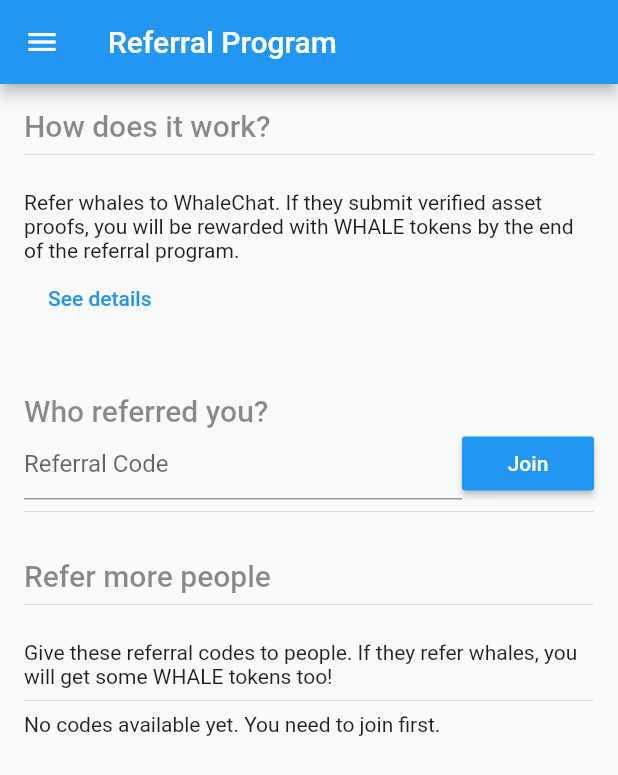
After one commit to fosgate29/whalechat-app, a Flutter app: the ReferralCodesScreen screen opened directly, on a phone screen of 412 x 824 dp. The commit adds this screen. Shown: the top 775 px of the screen. Run offline on Flutter 3.47's test engine with Material 2 defaults, Android fonts, the phone set to English and light mode, and no system bars; our stand-ins replace convert, decimal, faker, firebase_messaging, flutter_local_notifications, fluttertoast and 7 more; missing offline and left inert: flutter_sodium; accounts and stored records are empty; generated files the repository leaves out were written again; network calls fail.

Commit message:
version: 0.2.2

```diff
--- a/lib/screens/new_address_proof_screen_2.dart
+++ b/lib/screens/new_address_proof_screen_2.dart
@@ -168,7 +168,8 @@ Future parseAssetProofSignature(currency, signatureContents) async {
           msg = lines.sublist(1, lines.length - 5 + 1).join("\n");
           address = lines[lines.length - 3];
           sig = lines[lines.length - 2];
-          await AppState.instance.cryptoUtilsChannel.verifyBtc(sig, msg, address);
+          if (AppState.instance.storage.sandboxEnvironmentEnabled != true)
+            await AppState.instance.cryptoUtilsChannel.verifyBtc(sig, msg, address);
         } else
           throw ('Wrong signature format');
       } else if (currency.contains('ETH')) {
@@ -185,7 +186,8 @@ Future parseAssetProofSignature(currency, signatureContents) async {
         } catch (_) {
           throw ('Wrong signature format');
         }
-        await AppState.instance.cryptoUtilsChannel.verifyEth(sig, msg, address);
+        if (AppState.instance.storage.sandboxEnvironmentEnabled != true)
+          await AppState.instance.cryptoUtilsChannel.verifyEth(sig, msg, address);
       }
 
       if (AppState.instance.storage.cryptoAccounts.where((cryptoAccount) => cryptoAccount.address == address).isNotEmpty) {
--- /dev/null
+++ b/lib/screens/referral_codes_screen.dart
@@ -0,0 +1,115 @@
+import 'package:flutter/material.dart';
+import 'package:url_launcher/url_launcher.dart';
+import 'package:whalechat_app/utils/app_state.dart';
+import 'package:whalechat_app/widgets/app_button.dart';
+import 'package:whalechat_app/widgets/app_drawer.dart';
+import 'package:share/share.dart';
+import 'package:whalechat_app/utils/utils.dart';
+
+class ReferralCodesScreen extends StatefulWidget {
+  @override
+  State<StatefulWidget> createState() => _ReferralCodesScreenState();
+}
+
+class _ReferralCodesScreenState extends State<ReferralCodesScreen> {
+  final _referralCodeController = TextEditingController(text: "");
+  List<String> _codes = [];
+  int _codeIndex = 0;
+  String _selfCode;
+
+  @override
+  void initState() {
+    super.initState();
+
+    AppState.instance.apiService.getReferralCodes().then((rv) {
+      if (rv is String && rv.startsWith("error")) {
+      } else {
+        setState(() {
+          _referralCodeController.text = rv["self"];
+          _selfCode = rv["self"];
+          _codes = rv["codes"].cast<String>();
+        });
+      }
+    });
+  }
+
+  @override
+  Widget build(BuildContext context) {
+    final title = Theme.of(context).textTheme.title.copyWith(color: Colors.black45);
+    return Scaffold(
+        appBar: AppBar(title: Text("Referral Program")),
+        drawer: AppDrawer.build(context),
+        body: Padding(
+            padding: EdgeInsets.all(16.0),
+            child: Column(
+              children: [
+                Text("How does it work?", style: title),
+                Divider(),
+                Text("\nRefer whales to WhaleChat. If they submit verified asset proofs, you will be rewarded with WHALE tokens by the end of the referral program."),
+                FlatButton(
+                    child: Text('See details'),
+                    textColor: Colors.blue,
+                    onPressed: () {
+                      launch('https://whalechat.club');
+                    }),
+                Text(""),
+                Text("\nWho referred you?", style: title),
+                Row(children: [
+                  Expanded(
+                      child: TextFormField(
+                    enabled: _selfCode == null ? true : false,
+                    controller: _referralCodeController,
+                    decoration: InputDecoration(hintText: "Referral Code"),
+                  )),
+                  AppButton.build(context, "Join", onPressed: _selfCode == null ? _associateReferralCode : null)
+                ]),
+                Divider(),
+                Text("\nRefer more people", style: title),
+                Divider(),
+                Text(""),
+                Text("Give these referral codes to people. If they refer whales, you will get some WHALE tokens too!"),
+                Divider(),
+                _codeBox(context),
+              ],
+              crossAxisAlignment: CrossAxisAlignment.start,
+            )));
+  }
+
+  Container _codeBox(BuildContext context) {
+    if (_codes.length > 0) {
+      dbgPrint("_codes = " + _codes.toString());
+
+      return Container(
+          height: 80.0,
+          child: Column(children: [
+            Expanded(child: Text(_codes.elementAt(_codeIndex))),
+            Row(children: [
+              Spacer(),
+              AppButton.build(context, "New", onPressed: () {
+                setState(() {
+                  _codeIndex++;
+                });
+              }),
+              Spacer(),
+              AppButton.build(context, "Share", icon: Icons.share, onPressed: () {
+                Share.share(_codes.elementAt(_codeIndex));
+              }),
+              Spacer()
+            ])
+          ]));
+    } else {
+      return Container(child: Text('No codes available yet. You need to join first.'));
+    }
+  }
+
+  Future<void> _associateReferralCode() async {
+    await AppState.instance.apiService.associateReferralCode(_referralCodeController.text);
+    await AppState.instance.apiService.createReferralCodes();
+    Map<String, dynamic> rv = await AppState.instance.apiService.getReferralCodes();
+    setState(() {
+      _referralCodeController.text = rv["self"];
+      _selfCode = rv["self"];
+      _codes = rv["codes"].cast<String>();
+    });
+  }
+}
--- a/lib/services/whisper_service.dart
+++ b/lib/services/whisper_service.dart
@@ -34,7 +34,9 @@ class WhisperService {
 
   json_rpc.Client get _client {
     if (__client == null || __client.isClosed) {
-      _socket = IOWebSocketChannel.connect(shhRpcServerUrl);
+      _socket = IOWebSocketChannel.connect(
+        (AppState.instance.storage.sandboxEnvironmentEnabled == true) ? sandbox_shhRpcServerUrl: shhRpcServerUrl
+      );
 
       // Dupe the stream so that we can use it for JSON-RPC like calls and also pick up `shh_subscription`s
       final stream = _socket.stream.asBroadcastStream();
--- a/lib/utils/app_state_storage.dart
+++ b/lib/utils/app_state_storage.dart
@@ -21,6 +21,7 @@ class AppStateStorage {
 
   // Config
   bool telemetryEnabled;
+  bool sandboxEnvironmentEnabled;
 
   // Rooms & contacts
   Set<String> fcmSubscribedTopics = Set();
@@ -46,6 +47,7 @@ class AppStateStorage {
     prefs.setString('nonceHex', nonceHex);
     prefs.setString('nickname', nickname);
     prefs.setBool('telemetryEnabled', telemetryEnabled);
+    prefs.setBool('sandboxEnvironmentEnabled', sandboxEnvironmentEnabled);
     prefs.setStringList('cryptoAccounts', cryptoAccounts.map((c) => json.encode(c.toJson())).toList());
     prefs.setStringList("fcmSubscribedTopics", fcmSubscribedTopics.toList());
   }
@@ -57,6 +59,7 @@ class AppStateStorage {
     nonceHex = prefs.getString('nonceHex');
     nickname = prefs.getString('nickname');
     telemetryEnabled = prefs.getBool('telemetryEnabled');
+    sandboxEnvironmentEnabled = prefs.getBool('sandboxEnvironmentEnabled');
     chatKeyPairSeedEncryptedHex = prefs.getString('chatKeyPairSeedEncryptedHex');
     cryptoAccounts = (prefs.getStringList('cryptoAccounts') ?? []).map<CryptoAccount>((v) => CryptoAccount.fromJson(json.decode(v))).toList();
   }
@@ -67,6 +70,7 @@ class AppStateStorage {
     nonceHex = null;
     nickname = null;
     telemetryEnabled = null;
+    sandboxEnvironmentEnabled = null;
     fcmSubscribedTopics = Set();
   }
 
--- a/lib/widgets/app_drawer.dart
+++ b/lib/widgets/app_drawer.dart
@@ -1,6 +1,7 @@
 import 'package:flutter/material.dart';
 import 'package:shared_preferences/shared_preferences.dart';
 import 'package:whalechat_app/screens/address_proof_list_screen.dart';
+import 'package:whalechat_app/screens/referral_codes_screen.dart';
 import 'package:whalechat_app/screens/chat_list_screen.dart';
 import 'package:whalechat_app/screens/login_screen.dart';
 import 'package:whalechat_app/screens/settings_screen.dart';
@@ -19,11 +20,20 @@ class AppDrawer {
         ),
 
         ListTile(
-          title: Text("Address Proofs"),
+          title: Text("Asset Proofs"),
           onTap: () {
             Navigator.of(context).pop();
             Navigator.pushReplacement(context,
               MaterialPageRoute(builder: (context) => AddressProofListScreen()));
+          }
+        ),
+
+        ListTile(
+          title: Text("Referral Program"),
+          onTap: () {
+            Navigator.of(context).pop();
+            Navigator.pushReplacement(context,
+              MaterialPageRoute(builder: (context) => ReferralCodesScreen()));
           }
         ),
 
--- a/pubspec.yaml
+++ b/pubspec.yaml
@@ -1,6 +1,6 @@
 name: whalechat_app
 description: A decentralized communication platform for crypto-whales
-version: 0.2.1
+version: 0.2.2
 
 dependencies:
   flutter:
@@ -31,6 +31,7 @@ dependencies:
   shared_preferences: ^0.4.2
   url_launcher: ^3.0.2
   web_socket_channel: ^1.0.7
+  share: ^0.6.0
 
 flutter_icons:
   android: true
```
Also changed, not shown: lib/screens/chat_list_screen.dart (+11 -1 lines), lib/screens/settings_screen.dart (+24 -0 lines), lib/services/api_service.dart (+59 -1 lines), lib/utils/app_config.dart (+5 -3 lines), lib/utils/balance.dart (+12 -3 lines), pubspec.lock, 1 other file.
